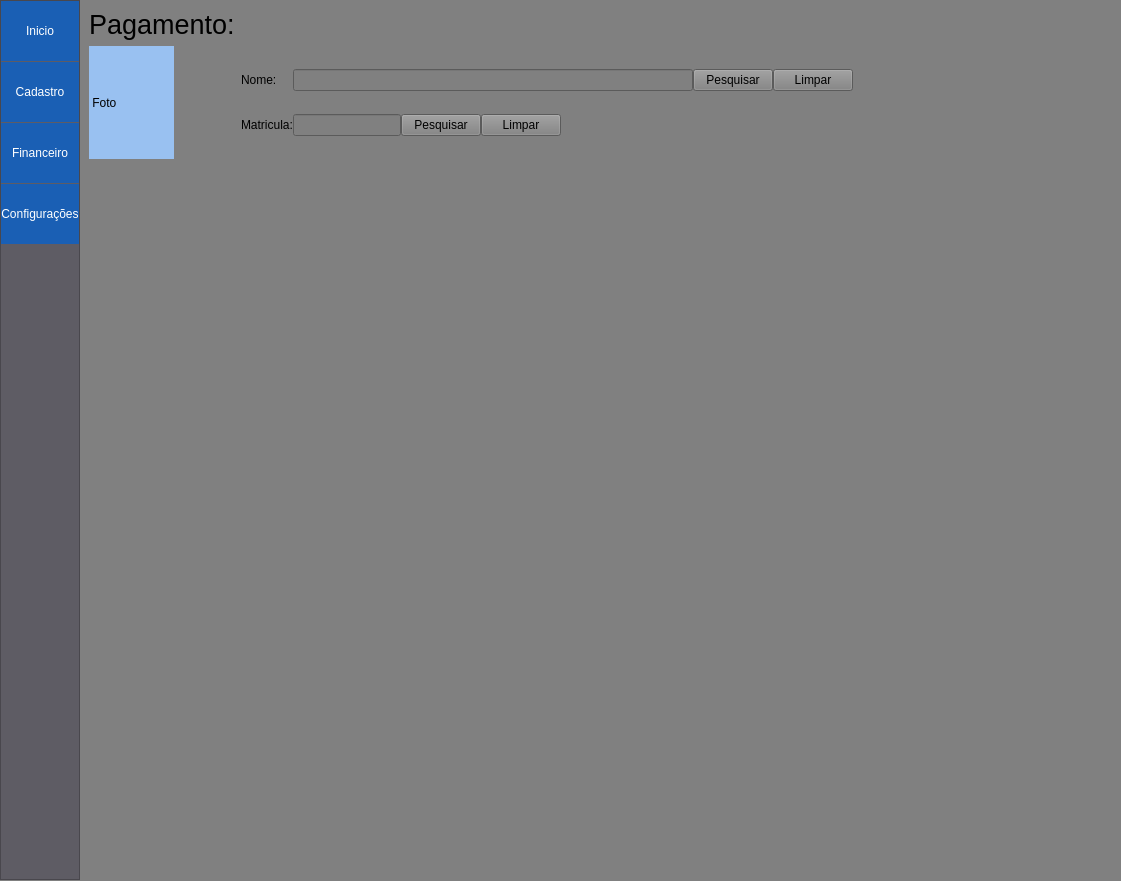
The window that ui_interface/principal.ui (Josemarcio15/sistema_academia) describes before a commit, drawn with Qt 5.
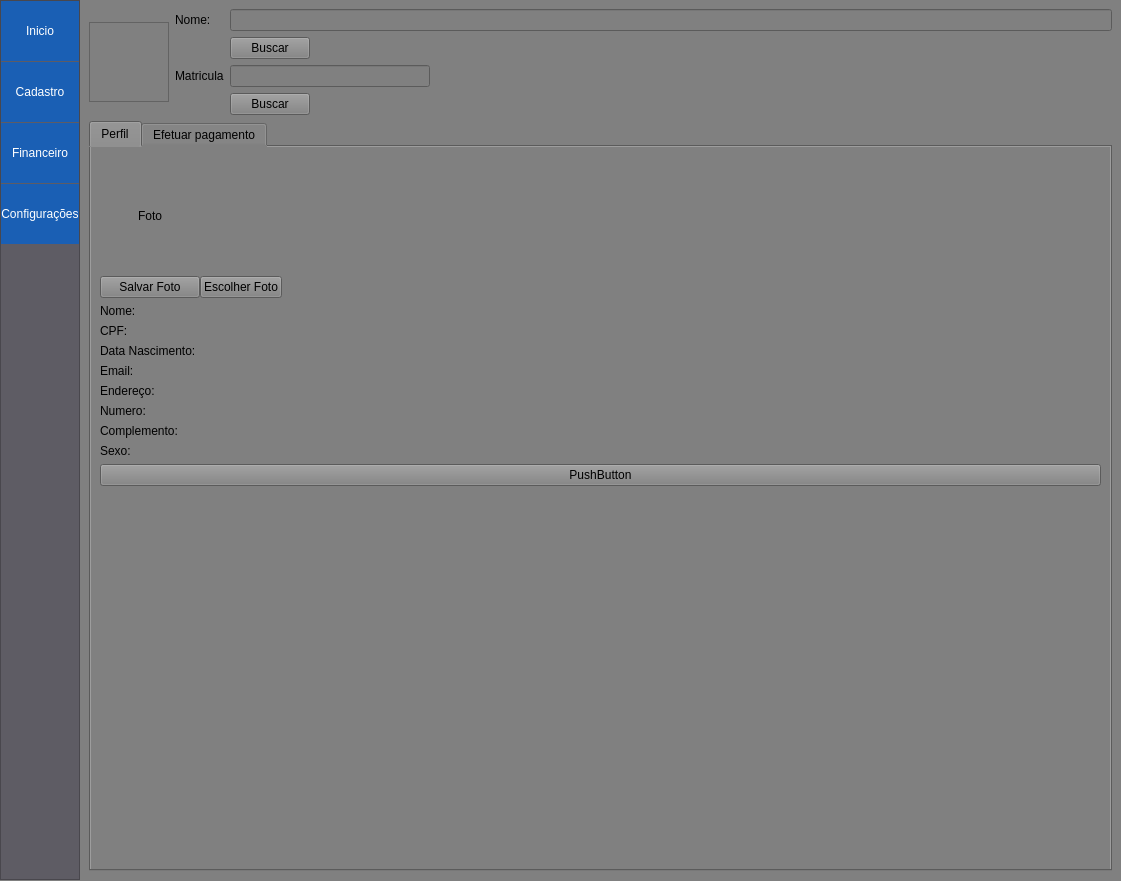
The same window after the commit.

The edit to the form file:
```diff
--- a/ui_interface/principal.ui
+++ b/ui_interface/principal.ui
@@ -265,7 +265,7 @@
    <item row="0" column="1" rowspan="6">
     <widget class="QStackedWidget" name="stacked_principal">
      <property name="currentIndex">
-      <number>2</number>
+      <number>3</number>
      </property>
      <widget class="QWidget" name="page">
       <widget class="QPushButton" name="pushButton">
@@ -679,6 +679,41 @@
      </widget>
      <widget class="QWidget" name="page_3">
       <layout class="QGridLayout" name="gridLayout_6">
+       <item row="3" column="1">
+        <spacer name="verticalSpacer_8">
+         <property name="orientation">
+          <enum>Qt::Orientation::Vertical</enum>
+         </property>
+         <property name="sizeHint" stdset="0">
+          <size>
+           <width>20</width>
+           <height>40</height>
+          </size>
+         </property>
+        </spacer>
+       </item>
+       <item row="1" column="0">
+        <widget class="QLabel" name="label_13">
+         <property name="minimumSize">
+          <size>
+           <width>85</width>
+           <height>113</height>
+          </size>
+         </property>
+         <property name="maximumSize">
+          <size>
+           <width>85</width>
+           <height>113</height>
+          </size>
+         </property>
+         <property name="styleSheet">
+          <string notr="true">background-color: rgb(153, 193, 241);</string>
+         </property>
+         <property name="text">
+          <string> Foto</string>
+         </property>
+        </widget>
+       </item>
        <item row="0" column="0">
         <widget class="QLabel" name="label_14">
          <property name="sizePolicy">
@@ -703,7 +738,7 @@
          </property>
         </widget>
        </item>
-       <item row="4" column="0">
+       <item row="5" column="0">
         <spacer name="verticalSpacer_6">
          <property name="orientation">
           <enum>Qt::Orientation::Vertical</enum>
@@ -716,6 +751,116 @@
          </property>
         </spacer>
        </item>
+       <item row="4" column="1">
+        <spacer name="horizontalSpacer_4">
+         <property name="orientation">
+          <enum>Qt::Orientation::Horizontal</enum>
+         </property>
+         <property name="sizeHint" stdset="0">
+          <size>
+           <width>40</width>
+           <height>20</height>
+          </size>
+         </property>
+        </spacer>
+       </item>
+       <item row="2" column="1">
+        <layout class="QGridLayout" name="gridLayout_11">
+         <item row="4" column="0">
+          <widget class="QLabel" name="label_21">
+           <property name="text">
+            <string>Status:</string>
+           </property>
+          </widget>
+         </item>
+         <item row="5" column="2">
+          <widget class="QPushButton" name="pushButton_2">
+           <property name="text">
+            <string>Efetuar pagamento</string>
+           </property>
+          </widget>
+         </item>
+         <item row="4" column="1">
+          <widget class="QLineEdit" name="lineEdit_3"/>
+         </item>
+         <item row="0" column="2">
+          <widget class="QLabel" name="label_18">
+           <property name="text">
+            <string>CPF:</string>
+           </property>
+          </widget>
+         </item>
+         <item row="2" column="2">
+          <widget class="QLabel" name="label_20">
+           <property name="text">
+            <string>Vencimento:</string>
+           </property>
+          </widget>
+         </item>
+         <item row="0" column="3">
+          <widget class="QLineEdit" name="lineEdit_4"/>
+         </item>
+         <item row="2" column="1">
+          <widget class="QComboBox" name="comboBox">
+           <item>
+            <property name="text">
+             <string>Diario</string>
+            </property>
+           </item>
+           <item>
+            <property name="text">
+             <string>Mensal</string>
+            </property>
+           </item>
+           <item>
+            <property name="text">
+             <string>Trimestral</string>
+            </property>
+           </item>
+           <item>
+            <property name="text">
+             <string>Semestral</string>
+            </property>
+           </item>
+           <item>
+            <property name="text">
+             <string>Anual</string>
+            </property>
+           </item>
+          </widget>
+         </item>
+         <item row="0" column="0">
+          <widget class="QLabel" name="label_17">
+           <property name="text">
+            <string>Nome:</string>
+           </property>
+          </widget>
+         </item>
+         <item row="0" column="1">
+          <widget class="QLineEdit" name="lineEdit"/>
+         </item>
+         <item row="2" column="0">
+          <widget class="QLabel" name="label_19">
+           <property name="text">
+            <string>Plano:</string>
+           </property>
+          </widget>
+         </item>
+         <item row="2" column="3">
+          <widget class="QComboBox" name="comboBox_2"/>
+         </item>
+         <item row="4" column="2">
+          <widget class="QLabel" name="label_24">
+           <property name="text">
+            <string>Valor a pagar:</string>
+           </property>
+          </widget>
+         </item>
+         <item row="4" column="3">
+          <widget class="QLineEdit" name="lineEdit_6"/>
+         </item>
+        </layout>
+       </item>
        <item row="0" column="1">
         <spacer name="horizontalSpacer_3">
          <property name="orientation">
@@ -884,54 +1029,260 @@
          </item>
         </layout>
        </item>
-       <item row="1" column="0">
-        <widget class="QLabel" name="label_13">
-         <property name="minimumSize">
-          <size>
-           <width>85</width>
-           <height>113</height>
-          </size>
+      </layout>
+     </widget>
+     <widget class="QWidget" name="page_4">
+      <layout class="QGridLayout" name="gridLayout_13">
+       <item row="0" column="0">
+        <layout class="QGridLayout" name="gridLayout_12">
+         <item row="0" column="1">
+          <layout class="QGridLayout" name="gridLayout_14">
+           <item row="0" column="1">
+            <widget class="QLineEdit" name="lineEdit_2"/>
+           </item>
+           <item row="1" column="1">
+            <widget class="QPushButton" name="pushButton_5">
+             <property name="sizePolicy">
+              <sizepolicy hsizetype="Fixed" vsizetype="Fixed">
+               <horstretch>0</horstretch>
+               <verstretch>0</verstretch>
+              </sizepolicy>
+             </property>
+             <property name="text">
+              <string>Buscar</string>
+             </property>
+            </widget>
+           </item>
+           <item row="2" column="0">
+            <widget class="QLabel" name="label_23">
+             <property name="text">
+              <string>Matricula</string>
+             </property>
+            </widget>
+           </item>
+           <item row="2" column="1">
+            <widget class="QLineEdit" name="lineEdit_5">
+             <property name="maximumSize">
+              <size>
+               <width>200</width>
+               <height>16777215</height>
+              </size>
+             </property>
+            </widget>
+           </item>
+           <item row="0" column="0">
+            <widget class="QLabel" name="label_22">
+             <property name="text">
+              <string>Nome:</string>
+             </property>
+            </widget>
+           </item>
+           <item row="3" column="1">
+            <widget class="QPushButton" name="pushButton_8">
+             <property name="sizePolicy">
+              <sizepolicy hsizetype="Fixed" vsizetype="Fixed">
+               <horstretch>0</horstretch>
+               <verstretch>0</verstretch>
+              </sizepolicy>
+             </property>
+             <property name="text">
+              <string>Buscar</string>
+             </property>
+            </widget>
+           </item>
+          </layout>
+         </item>
+         <item row="0" column="0">
+          <widget class="QFrame" name="frame_2">
+           <property name="sizePolicy">
+            <sizepolicy hsizetype="Fixed" vsizetype="Fixed">
+             <horstretch>0</horstretch>
+             <verstretch>0</verstretch>
+            </sizepolicy>
+           </property>
+           <property name="minimumSize">
+            <size>
+             <width>80</width>
+             <height>80</height>
+            </size>
+           </property>
+           <property name="frameShape">
+            <enum>QFrame::Shape::StyledPanel</enum>
+           </property>
+           <property name="frameShadow">
+            <enum>QFrame::Shadow::Sunken</enum>
+           </property>
+           <property name="lineWidth">
+            <number>0</number>
+           </property>
+          </widget>
+         </item>
+        </layout>
+       </item>
+       <item row="3" column="0">
+        <widget class="QTabWidget" name="tabWidget">
+         <property name="currentIndex">
+          <number>0</number>
          </property>
-         <property name="maximumSize">
-          <size>
-           <width>85</width>
-           <height>113</height>
-          </size>
-         </property>
-         <property name="styleSheet">
-          <string notr="true">background-color: rgb(153, 193, 241);</string>
-         </property>
-         <property name="text">
-          <string> Foto</string>
-         </property>
+         <widget class="QWidget" name="Perfil_tab">
+          <attribute name="title">
+           <string>Perfil</string>
+          </attribute>
+          <layout class="QGridLayout" name="gridLayout_16">
+           <item row="0" column="0">
+            <layout class="QGridLayout" name="gridLayout_15">
+             <property name="sizeConstraint">
+              <enum>QLayout::SizeConstraint::SetFixedSize</enum>
+             </property>
+             <property name="spacing">
+              <number>0</number>
+             </property>
+             <item row="0" column="0">
+              <widget class="QLabel" name="label_25">
+               <property name="sizePolicy">
+                <sizepolicy hsizetype="Fixed" vsizetype="Fixed">
+                 <horstretch>0</horstretch>
+                 <verstretch>0</verstretch>
+                </sizepolicy>
+               </property>
+               <property name="minimumSize">
+                <size>
+                 <width>100</width>
+                 <height>120</height>
+                </size>
+               </property>
+               <property name="maximumSize">
+                <size>
+                 <width>100</width>
+                 <height>120</height>
+                </size>
+               </property>
+               <property name="text">
+                <string>Foto</string>
+               </property>
+               <property name="alignment">
+                <set>Qt::AlignmentFlag::AlignCenter</set>
+               </property>
+              </widget>
+             </item>
+             <item row="0" column="2">
+              <spacer name="horizontalSpacer_7">
+               <property name="orientation">
+                <enum>Qt::Orientation::Horizontal</enum>
+               </property>
+               <property name="sizeHint" stdset="0">
+                <size>
+                 <width>40</width>
+                 <height>20</height>
+                </size>
+               </property>
+              </spacer>
+             </item>
+             <item row="1" column="0">
+              <widget class="QPushButton" name="pushButton_10">
+               <property name="text">
+                <string>Salvar Foto</string>
+               </property>
+              </widget>
+             </item>
+             <item row="1" column="1">
+              <widget class="QPushButton" name="pushButton_11">
+               <property name="text">
+                <string>Escolher Foto</string>
+               </property>
+              </widget>
+             </item>
+            </layout>
+           </item>
+           <item row="1" column="0">
+            <layout class="QGridLayout" name="gridLayout_17">
+             <item row="0" column="0">
+              <widget class="QLabel" name="label_26">
+               <property name="text">
+                <string>Nome:</string>
+               </property>
+              </widget>
+             </item>
+             <item row="6" column="0">
+              <widget class="QLabel" name="label_32">
+               <property name="text">
+                <string>Complemento:</string>
+               </property>
+              </widget>
+             </item>
+             <item row="2" column="0">
+              <widget class="QLabel" name="label_28">
+               <property name="text">
+                <string>Data Nascimento:</string>
+               </property>
+              </widget>
+             </item>
+             <item row="5" column="0">
+              <widget class="QLabel" name="label_31">
+               <property name="text">
+                <string>Numero:</string>
+               </property>
+              </widget>
+             </item>
+             <item row="8" column="0">
+              <widget class="QPushButton" name="pushButton_9">
+               <property name="text">
+                <string>PushButton</string>
+               </property>
+              </widget>
+             </item>
+             <item row="3" column="0">
+              <widget class="QLabel" name="label_29">
+               <property name="text">
+                <string>Email:</string>
+               </property>
+              </widget>
+             </item>
+             <item row="1" column="0">
+              <widget class="QLabel" name="label_27">
+               <property name="text">
+                <string>CPF:</string>
+               </property>
+              </widget>
+             </item>
+             <item row="4" column="0">
+              <widget class="QLabel" name="label_30">
+               <property name="text">
+                <string>Endereço:</string>
+               </property>
+              </widget>
+             </item>
+             <item row="7" column="0">
+              <widget class="QLabel" name="label_33">
+               <property name="text">
+                <string>Sexo:</string>
+               </property>
+              </widget>
+             </item>
+            </layout>
+           </item>
+           <item row="2" column="0">
+            <spacer name="verticalSpacer_7">
+             <property name="orientation">
+              <enum>Qt::Orientation::Vertical</enum>
+             </property>
+             <property name="sizeHint" stdset="0">
+              <size>
+               <width>20</width>
+               <height>40</height>
+              </size>
+             </property>
+            </spacer>
+           </item>
+          </layout>
+         </widget>
+         <widget class="QWidget" name="pagamento_tab">
+          <attribute name="title">
+           <string>Efetuar pagamento</string>
+          </attribute>
+         </widget>
         </widget>
        </item>
-       <item row="3" column="1">
-        <spacer name="horizontalSpacer_4">
-         <property name="orientation">
-          <enum>Qt::Orientation::Horizontal</enum>
-         </property>
-         <property name="sizeHint" stdset="0">
-          <size>
-           <width>40</width>
-           <height>20</height>
-          </size>
-         </property>
-        </spacer>
-       </item>
-       <item row="2" column="1">
-        <spacer name="verticalSpacer_8">
-         <property name="orientation">
-          <enum>Qt::Orientation::Vertical</enum>
-         </property>
-         <property name="sizeHint" stdset="0">
-          <size>
-           <width>20</width>
-           <height>40</height>
-          </size>
-         </property>
-        </spacer>
-       </item>
       </layout>
      </widget>
     </widget>
```
Left out of the diff: 2 changed lines with no effect on the pictures.
